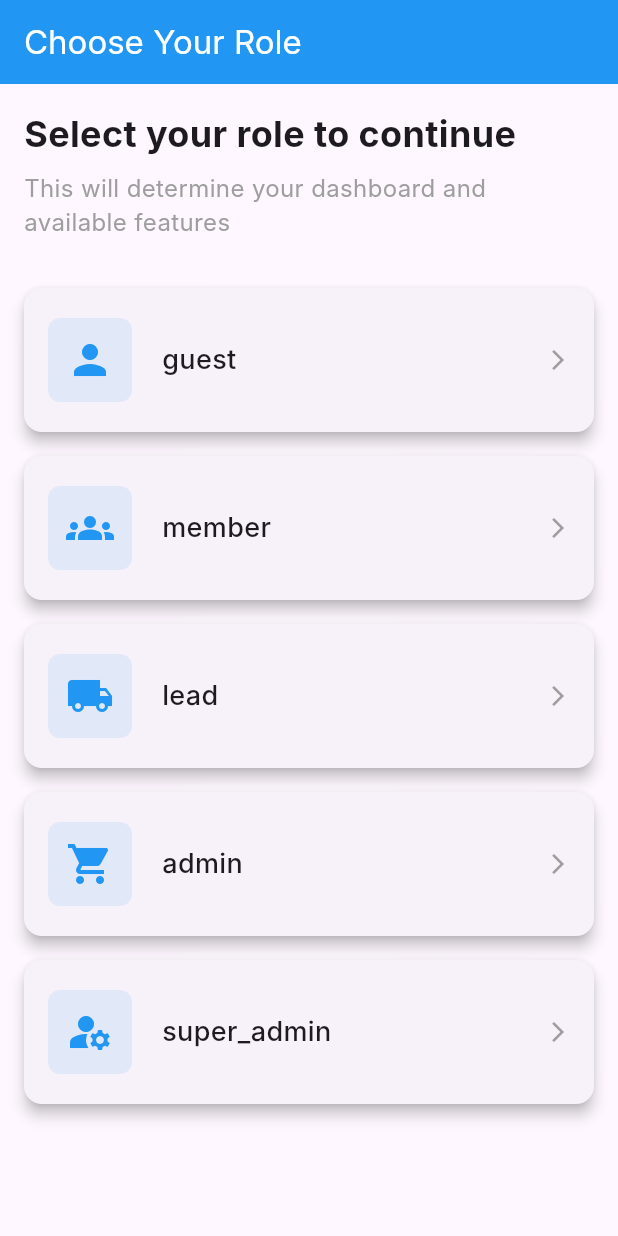
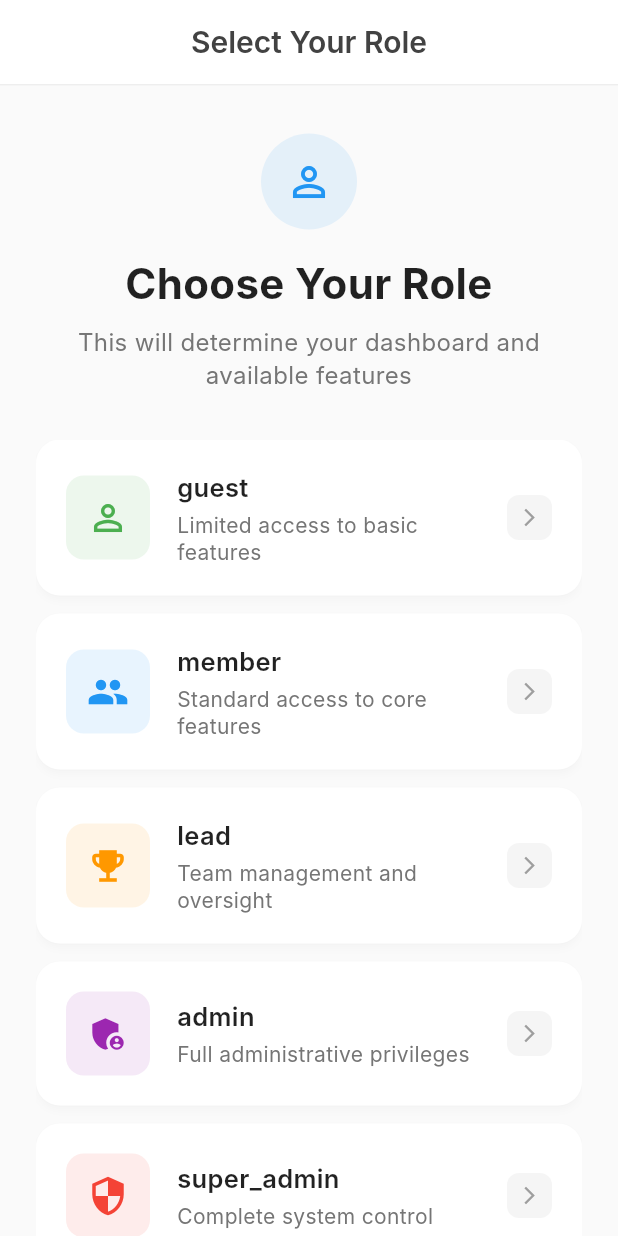
Before and after one commit to mamoun12332/multi-role-flutter-auth, a Flutter app: the RoleSelectionPage screen opened directly, on a phone screen of 412 x 824 dp. Run offline on Flutter 3.47's test engine with Material 3 defaults, Android fonts, the phone set to English and light mode, and no system bars; our stand-ins replace flutter_dotenv, supabase_flutter; accounts and stored records are empty; Roboto replaces fonts that are missing (Inter).

Commit message:
Improved Role Selection

```diff
--- a/lib/models/user_role.dart
+++ b/lib/models/user_role.dart
@@ -46,22 +46,22 @@ extension UserRoleExtension on UserRole {
       case UserRole.admin:
         return 'admin';
       case UserRole.superadmin:
-        return 'fleet_manager';
+        return 'superadmin';
     }
   }
 
   IconData get icon {
     switch (this) {
       case UserRole.guest:
-        return Icons.person;
+        return Icons.person_outline;
       case UserRole.member:
-        return Icons.groups;
+        return Icons.group;
       case UserRole.lead:
-        return Icons.local_shipping;
+        return Icons.emoji_events;
       case UserRole.admin:
-        return Icons.shopping_cart;
+        return Icons.admin_panel_settings;
       case UserRole.superadmin:
-        return Icons.manage_accounts;
+        return Icons.security;
     }
   }
 
@@ -76,7 +76,7 @@ extension UserRoleExtension on UserRole {
         return UserRole.lead;
       case 'admin':
         return UserRole.admin;
-      case 'fleet_manager':
+      case 'superadmin':
         return UserRole.superadmin;
       default:
         return null;
--- a/lib/pages/role_selection_page.dart
+++ b/lib/pages/role_selection_page.dart
@@ -13,8 +13,6 @@ import 'profile_setup_page.dart';
 /// Related files:
 /// - user_role.dart
 /// - profile_setup_page.dart
-
-
 class RoleSelectionPage extends StatelessWidget {
   const RoleSelectionPage({super.key});
 
@@ -29,34 +27,80 @@ class RoleSelectionPage extends StatelessWidget {
   @override
   Widget build(BuildContext context) {
     return Scaffold(
+      backgroundColor: Colors.grey[50],
       appBar: AppBar(
-        title: const Text('Choose Your Role'),
-        backgroundColor: Colors.blue,
-        foregroundColor: Colors.white,
-      ),
-      body: Padding(
-        padding: const EdgeInsets.all(16.0),
-        child: Column(
-          crossAxisAlignment: CrossAxisAlignment.start,
-          children: [
-            const Text(
-              'Select your role to continue',
+        title: const Text(
+          'Select Your Role',
           style: TextStyle(
-                fontSize: 24,
-                fontWeight: FontWeight.bold,
+            fontSize: 20,
+            fontWeight: FontWeight.w600,
           ),
         ),
+        backgroundColor: Colors.white,
+        foregroundColor: Colors.grey[800],
+        elevation: 0,
+        centerTitle: true,
+        bottom: PreferredSize(
+          preferredSize: const Size.fromHeight(1),
+          child: Container(
+            height: 1,
+            color: Colors.grey[200],
+          ),
+        ),
+      ),
+      body: SafeArea(
+        child: Padding(
+          padding: const EdgeInsets.symmetric(horizontal: 24.0),
+          child: Column(
+            children: [
+              // Header section
+              Padding(
+                padding: const EdgeInsets.symmetric(vertical: 32.0),
+                child: Column(
+                  children: [
+                    Container(
+                      padding: const EdgeInsets.all(16),
+                      decoration: BoxDecoration(
+                        color: Colors.blue.withOpacity(0.1),
+                        borderRadius: BorderRadius.circular(50),
+                      ),
+                      child: const Icon(
+                        Icons.person_outline,
+                        size: 32,
+                        color: Colors.blue,
+                      ),
+                    ),
+                    const SizedBox(height: 16),
+                    const Text(
+                      'Choose Your Role',
+                      style: TextStyle(
+                        fontSize: 28,
+                        fontWeight: FontWeight.bold,
+                        color: Colors.black87,
+                      ),
+                      textAlign: TextAlign.center,
+                    ),
                     const SizedBox(height: 8),
-            const Text(
+                    Text(
                       'This will determine your dashboard and available features',
                       style: TextStyle(
                         fontSize: 16,
-                color: Colors.grey,
+                        color: Colors.grey[600],
+                        height: 1.4,
+                      ),
+                      textAlign: TextAlign.center,
+                    ),
+                  ],
                 ),
               ),
-            const SizedBox(height: 24),
+
+              // Centered roles list
               Expanded(
+                child: Center(
+                  child: ConstrainedBox(
+                    constraints: const BoxConstraints(maxWidth: 400),
                     child: ListView.builder(
+                      shrinkWrap: true,
                       itemCount: _availableRoles.length,
                       itemBuilder: (context, index) {
                         final role = _availableRoles[index];
@@ -64,58 +108,122 @@ class RoleSelectionPage extends StatelessWidget {
                       },
                     ),
                   ),
+                ),
+              ),
+
+              // Footer
+
             ],
+          ),
         ),
       ),
     );
   }
 
   Widget _buildRoleCard(BuildContext context, UserRole role) {
-    return Card(
-      elevation: 4,
-      shape: RoundedRectangleBorder(
-        borderRadius: BorderRadius.circular(12),
-      ),
-      margin: const EdgeInsets.symmetric(vertical: 8),
+    return Container(
+      margin: const EdgeInsets.only(bottom: 12),
+      child: Material(
+        color: Colors.white,
+        borderRadius: BorderRadius.circular(16),
+        elevation: 2,
+        shadowColor: Colors.black.withOpacity(0.1),
         child: InkWell(
           onTap: () => _handleRoleSelection(context, role),
-        borderRadius: BorderRadius.circular(12),
+          borderRadius: BorderRadius.circular(16),
           child: Container(
-          padding: const EdgeInsets.symmetric(vertical: 20, horizontal: 16),
+            padding: const EdgeInsets.all(20),
             child: Row(
               children: [
                 Container(
-                padding: const EdgeInsets.all(12),
+                  padding: const EdgeInsets.all(14),
                   decoration: BoxDecoration(
-                  color: Colors.blue.withOpacity(0.1),
-                  borderRadius: BorderRadius.circular(8),
+                    color: _getRoleColor(role).withOpacity(0.1),
+                    borderRadius: BorderRadius.circular(12),
                   ),
                   child: Icon(
                     role.icon,
-                  size: 32,
-                  color: Colors.blue,
+                    size: 28,
+                    color: _getRoleColor(role),
                   ),
                 ),
-              const SizedBox(width: 20),
+                const SizedBox(width: 18),
                 Expanded(
-                child: Text(
+                  child: Column(
+                    crossAxisAlignment: CrossAxisAlignment.start,
+                    children: [
+                      Text(
                         role.displayName,
                         style: const TextStyle(
-                    fontSize: 18,
-                    fontWeight: FontWeight.w500,
+                          fontSize: 17,
+                          fontWeight: FontWeight.w600,
+                          color: Colors.black87,
                         ),
                       ),
+                      const SizedBox(height: 4),
+                      Text(
+                        _getRoleDescription(role),
+                        style: TextStyle(
+                          fontSize: 14,
+                          color: Colors.grey[600],
+                          height: 1.3,
                         ),
-              const Icon(
+                      ),
+                    ],
+                  ),
+                ),
+                Container(
+                  padding: const EdgeInsets.all(8),
+                  decoration: BoxDecoration(
+                    color: Colors.grey[100],
+                    borderRadius: BorderRadius.circular(8),
+                  ),
+                  child: const Icon(
                     Icons.arrow_forward_ios,
                     color: Colors.grey,
-                size: 16,
+                    size: 14,
+                  ),
                 ),
               ],
             ),
           ),
         ),
+      ),
     );
+  }
+
+  Color _getRoleColor(UserRole role) {
+    switch (role) {
+      case UserRole.guest:
+        return Colors.green;
+      case UserRole.member:
+        return Colors.blue;
+      case UserRole.lead:
+        return Colors.orange;
+      case UserRole.admin:
+        return Colors.purple;
+      case UserRole.superadmin:
+        return Colors.red;
+      //default:
+        //return Colors.blue;
+    }
+  }
+
+  String _getRoleDescription(UserRole role) {
+    switch (role) {
+      case UserRole.guest:
+        return 'Limited access to basic features';
+      case UserRole.member:
+        return 'Standard access to core features';
+      case UserRole.lead:
+        return 'Team management and oversight';
+      case UserRole.admin:
+        return 'Full administrative privileges';
+      case UserRole.superadmin:
+        return 'Complete system control';
+      //default:
+        //return 'Role description';
+    }
   }
 
   void _handleRoleSelection(BuildContext context, UserRole role) {
```
Lines whose indentation alone changed are shown as unchanged.
